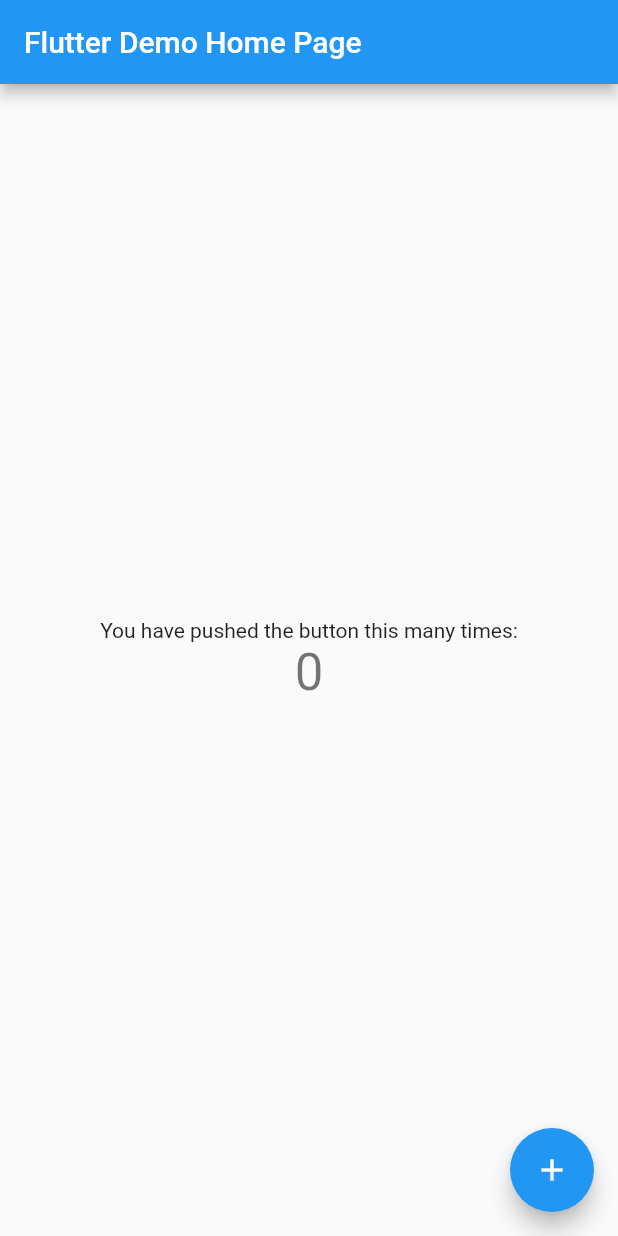
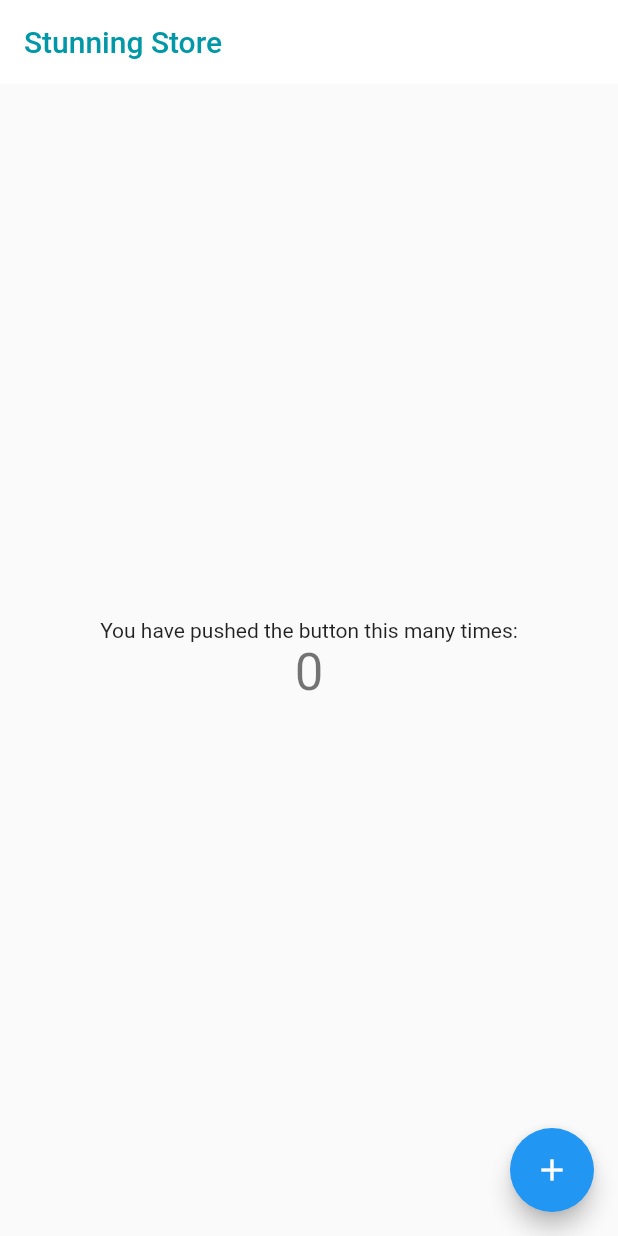
Before and after one commit to jbool24/flutter_shop, a Flutter app: the screen it shows after launch, on a phone screen of 412 x 824 dp. Run offline on Flutter 3.47's test engine with Material 2 defaults, Android fonts, the phone set to English and light mode, and no system bars.

Commit message:
update main.dart

```diff
--- a/lib/main.dart
+++ b/lib/main.dart
@@ -5,43 +5,21 @@ void main() {
 }
 
 class MyApp extends StatelessWidget {
-  // This widget is the root of your application.
   @override
   Widget build(BuildContext context) {
     return MaterialApp(
       title: 'Flutter Demo',
       theme: ThemeData(
-        // This is the theme of your application.
-        //
-        // Try running your application with "flutter run". You'll see the
-        // application has a blue toolbar. Then, without quitting the app, try
-        // changing the primarySwatch below to Colors.green and then invoke
-        // "hot reload" (press "r" in the console where you ran "flutter run",
-        // or simply save your changes to "hot reload" in a Flutter IDE).
-        // Notice that the counter didn't reset back to zero; the application
-        // is not restarted.
         primarySwatch: Colors.blue,
-        // This makes the visual density adapt to the platform that you run
-        // the app on. For desktop platforms, the controls will be smaller and
-        // closer together (more dense) than on mobile platforms.
         visualDensity: VisualDensity.adaptivePlatformDensity,
       ),
-      home: MyHomePage(title: 'Flutter Demo Home Page'),
+      home: MyHomePage(title: 'Stunning Store'),
     );
   }
 }
 
 class MyHomePage extends StatefulWidget {
   MyHomePage({Key key, this.title}) : super(key: key);
-
-  // This widget is the home page of your application. It is stateful, meaning
-  // that it has a State object (defined below) that contains fields that affect
-  // how it looks.
-
-  // This class is the configuration for the state. It holds the values (in this
-  // case the title) provided by the parent (in this case the App widget) and
-  // used by the build method of the State. Fields in a Widget subclass are
-  // always marked "final".
 
   final String title;
 
@@ -54,47 +32,21 @@ class _MyHomePageState extends State<MyHomePage> {
 
   void _incrementCounter() {
     setState(() {
-      // This call to setState tells the Flutter framework that something has
-      // changed in this State, which causes it to rerun the build method below
-      // so that the display can reflect the updated values. If we changed
-      // _counter without calling setState(), then the build method would not be
-      // called again, and so nothing would appear to happen.
       _counter++;
     });
   }
 
   @override
   Widget build(BuildContext context) {
-    // This method is rerun every time setState is called, for instance as done
-    // by the _incrementCounter method above.
-    //
-    // The Flutter framework has been optimized to make rerunning build methods
-    // fast, so that you can just rebuild anything that needs updating rather
-    // than having to individually change instances of widgets.
-    return Scaffold(
+    return SafeArea(
+      child: Scaffold(
         appBar: AppBar(
-        // Here we take the value from the MyHomePage object that was created by
-        // the App.build method, and use it to set our appbar title.
-        title: Text(widget.title),
+          elevation: 0,
+          backgroundColor: Colors.white,
+          title: Text(widget.title, style: TextStyle(color: Colors.cyan[700])),
         ),
         body: Center(
-        // Center is a layout widget. It takes a single child and positions it
-        // in the middle of the parent.
           child: Column(
-          // Column is also a layout widget. It takes a list of children and
-          // arranges them vertically. By default, it sizes itself to fit its
-          // children horizontally, and tries to be as tall as its parent.
-          //
-          // Invoke "debug painting" (press "p" in the console, choose the
-          // "Toggle Debug Paint" action from the Flutter Inspector in Android
-          // Studio, or the "Toggle Debug Paint" command in Visual Studio Code)
-          // to see the wireframe for each widget.
-          //
-          // Column has various properties to control how it sizes itself and
-          // how it positions its children. Here we use mainAxisAlignment to
-          // center the children vertically; the main axis here is the vertical
-          // axis because Columns are vertical (the cross axis would be
-          // horizontal).
             mainAxisAlignment: MainAxisAlignment.center,
             children: <Widget>[
               Text(
@@ -111,7 +63,8 @@ class _MyHomePageState extends State<MyHomePage> {
           onPressed: _incrementCounter,
           tooltip: 'Increment',
           child: Icon(Icons.add),
-      ), // This trailing comma makes auto-formatting nicer for build methods.
+        ),
+      ),
     );
   }
 }
```
Lines whose indentation alone changed are shown as unchanged.
